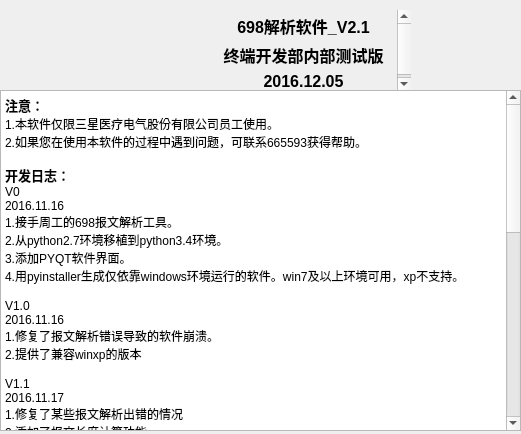
This is UI/about_window.ui in KayFelicities/698trans as Qt 5 draws it before an edit. The edited form follows.
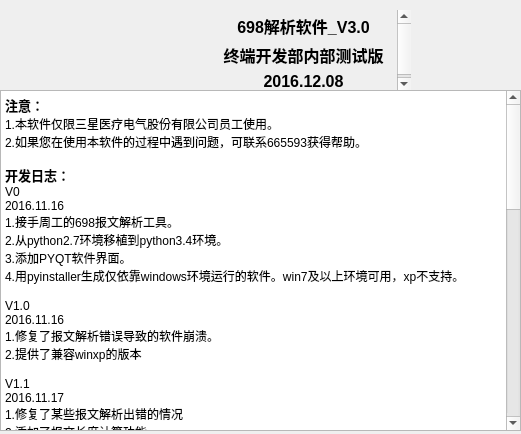
This is the edited form. Icons and pictures are not drawn.

```diff
--- a/UI/about_window.ui
+++ b/UI/about_window.ui
@@ -82,7 +82,18 @@
 &lt;p style=&quot; margin-top:0px; margin-bottom:0px; margin-left:0px; margin-right:0px; -qt-block-indent:0; text-indent:0px;&quot;&gt;1.OAD、OMD解析至属性、方法&lt;/p&gt;
 &lt;p style=&quot; margin-top:0px; margin-bottom:0px; margin-left:0px; margin-right:0px; -qt-block-indent:0; text-indent:0px;&quot;&gt;2.提供层级结构视图&lt;/p&gt;
 &lt;p style=&quot; margin-top:0px; margin-bottom:0px; margin-left:0px; margin-right:0px; -qt-block-indent:0; text-indent:0px;&quot;&gt;3.解除配置文件依赖&lt;/p&gt;
-&lt;p style=&quot;-qt-paragraph-type:empty; margin-top:0px; margin-bottom:0px; margin-left:0px; margin-right:0px; -qt-block-indent:0; text-indent:0px;&quot;&gt;&lt;br /&gt;&lt;/p&gt;&lt;/body&gt;&lt;/html&gt;</string>
+&lt;p style=&quot;-qt-paragraph-type:empty; margin-top:0px; margin-bottom:0px; margin-left:0px; margin-right:0px; -qt-block-indent:0; text-indent:0px;&quot;&gt;&lt;br /&gt;&lt;/p&gt;
+&lt;p style=&quot; margin-top:0px; margin-bottom:0px; margin-left:0px; margin-right:0px; -qt-block-indent:0; text-indent:0px;&quot;&gt;V2.2&lt;/p&gt;
+&lt;p style=&quot; margin-top:0px; margin-bottom:0px; margin-left:0px; margin-right:0px; -qt-block-indent:0; text-indent:0px;&quot;&gt;2016.12.6&lt;/p&gt;
+&lt;p style=&quot; margin-top:0px; margin-bottom:0px; margin-left:0px; margin-right:0px; -qt-block-indent:0; text-indent:0px;&quot;&gt;1.修复report服务解析出错的问题&lt;/p&gt;
+&lt;p style=&quot; margin-top:0px; margin-bottom:0px; margin-left:0px; margin-right:0px; -qt-block-indent:0; text-indent:0px;&quot;&gt;2.添加窗口置顶功能&lt;/p&gt;
+&lt;p style=&quot; margin-top:0px; margin-bottom:0px; margin-left:0px; margin-right:0px; -qt-block-indent:0; text-indent:0px;&quot;&gt;3.添加自动解析功能&lt;/p&gt;
+&lt;p style=&quot;-qt-paragraph-type:empty; margin-top:0px; margin-bottom:0px; margin-left:0px; margin-right:0px; -qt-block-indent:0; text-indent:0px;&quot;&gt;&lt;br /&gt;&lt;/p&gt;
+&lt;p style=&quot; margin-top:0px; margin-bottom:0px; margin-left:0px; margin-right:0px; -qt-block-indent:0; text-indent:0px;&quot;&gt;V3.0&lt;/p&gt;
+&lt;p style=&quot; margin-top:0px; margin-bottom:0px; margin-left:0px; margin-right:0px; -qt-block-indent:0; text-indent:0px;&quot;&gt;2016.12。8&lt;/p&gt;
+&lt;p style=&quot; margin-top:0px; margin-bottom:0px; margin-left:0px; margin-right:0px; -qt-block-indent:0; text-indent:0px;&quot;&gt;1.添加串口模式，实现串口收发、报文自动解析&lt;/p&gt;
+&lt;p style=&quot; margin-top:0px; margin-bottom:0px; margin-left:0px; margin-right:0px; -qt-block-indent:0; text-indent:0px;&quot;&gt;2.实现服务器地址、地址长度、客户机地址的自动提取&lt;/p&gt;
+&lt;p style=&quot; margin-top:0px; margin-bottom:0px; margin-left:0px; margin-right:0px; -qt-block-indent:0; text-indent:0px;&quot;&gt;3.实现APDU片段链路层的自动添加&lt;/p&gt;&lt;/body&gt;&lt;/html&gt;</string>
     </property>
     <property name="textInteractionFlags">
      <set>Qt::TextSelectableByKeyboard|Qt::TextSelectableByMouse</set>
@@ -216,9 +227,9 @@
 &lt;html&gt;&lt;head&gt;&lt;meta name=&quot;qrichtext&quot; content=&quot;1&quot; /&gt;&lt;style type=&quot;text/css&quot;&gt;
 p, li { white-space: pre-wrap; }
 &lt;/style&gt;&lt;/head&gt;&lt;body style=&quot; font-family:'SimSun'; font-size:9pt; font-weight:400; font-style:normal;&quot;&gt;
-&lt;p align=&quot;center&quot; style=&quot; margin-top:0px; margin-bottom:5px; margin-left:0px; margin-right:0px; -qt-block-indent:0; text-indent:0px;&quot;&gt;&lt;span style=&quot; font-size:12pt; font-weight:600;&quot;&gt;698解析软件_V2.1&lt;/span&gt;&lt;/p&gt;
+&lt;p align=&quot;center&quot; style=&quot; margin-top:0px; margin-bottom:5px; margin-left:0px; margin-right:0px; -qt-block-indent:0; text-indent:0px;&quot;&gt;&lt;span style=&quot; font-size:12pt; font-weight:600;&quot;&gt;698解析软件_V3.0&lt;/span&gt;&lt;/p&gt;
 &lt;p align=&quot;center&quot; style=&quot; margin-top:0px; margin-bottom:5px; margin-left:0px; margin-right:0px; -qt-block-indent:0; text-indent:0px;&quot;&gt;&lt;span style=&quot; font-size:12pt; font-weight:600;&quot;&gt;终端开发部内部测试版&lt;/span&gt;&lt;/p&gt;
-&lt;p align=&quot;center&quot; style=&quot; margin-top:0px; margin-bottom:5px; margin-left:0px; margin-right:0px; -qt-block-indent:0; text-indent:0px;&quot;&gt;&lt;span style=&quot; font-size:12pt; font-weight:600;&quot;&gt;2016.12.05&lt;/span&gt;&lt;/p&gt;&lt;/body&gt;&lt;/html&gt;</string>
+&lt;p align=&quot;center&quot; style=&quot; margin-top:0px; margin-bottom:5px; margin-left:0px; margin-right:0px; -qt-block-indent:0; text-indent:0px;&quot;&gt;&lt;span style=&quot; font-size:12pt; font-weight:600;&quot;&gt;2016.12.08&lt;/span&gt;&lt;/p&gt;&lt;/body&gt;&lt;/html&gt;</string>
     </property>
     <property name="textInteractionFlags">
      <set>Qt::NoTextInteraction</set>
```
